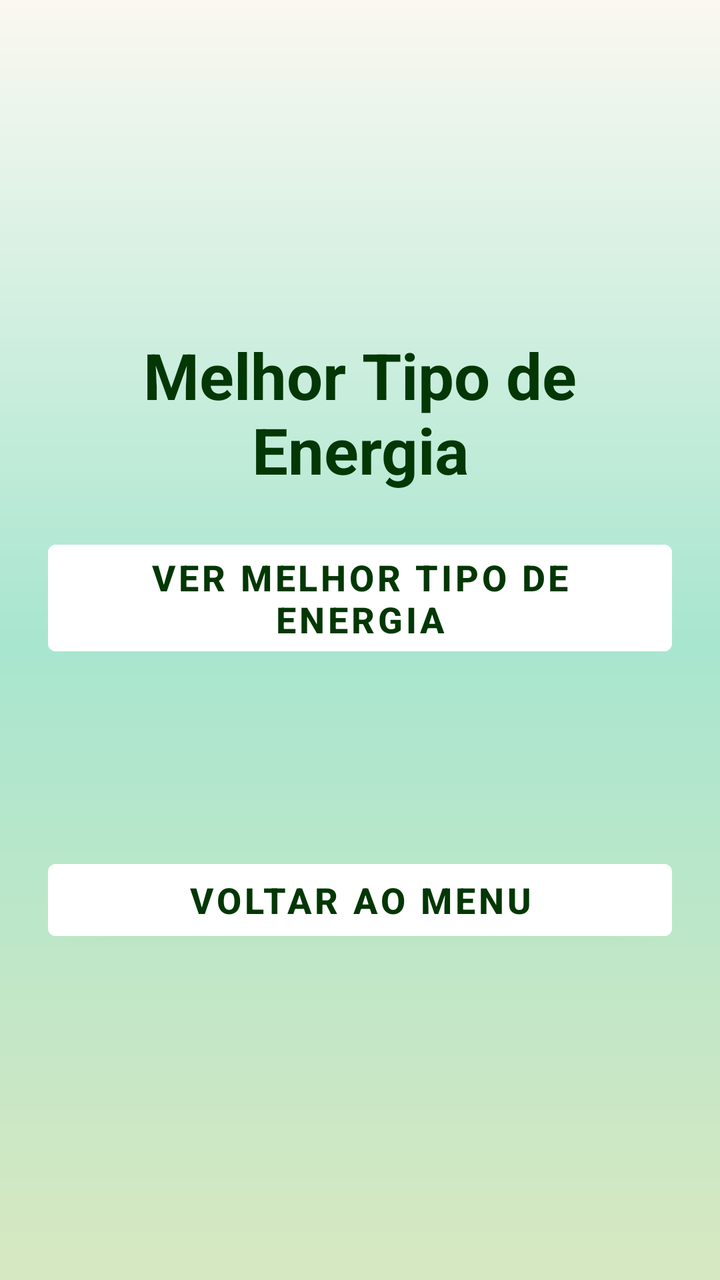
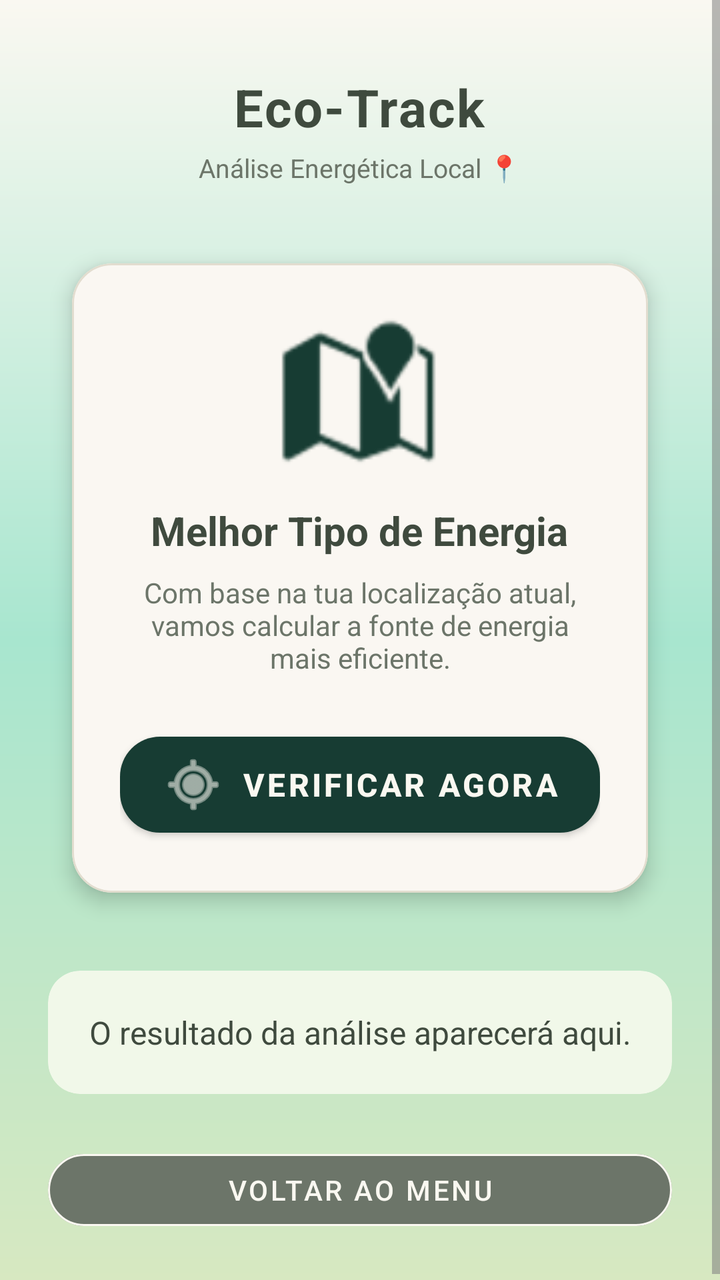

An Android layout rendered at two revisions. The XML below is the earlier revision; the diff shows what the commit changed to produce the second picture.
<!-- AndroidManifest.xml: application theme Theme.EcoTrack -->
<!-- res/layout/activity_tipo_energia.xml -->
<?xml version="1.0" encoding="utf-8"?>
<androidx.constraintlayout.widget.ConstraintLayout xmlns:android="http://schemas.android.com/apk/res/android"
    xmlns:app="http://schemas.android.com/apk/res-auto"
    xmlns:tools="http://schemas.android.com/tools"
    android:layout_width="match_parent"
    android:layout_height="match_parent"
    android:background="@drawable/gradient_verde"
    tools:context=".TipoEnergia">

    <LinearLayout
        android:layout_width="0dp"
        android:layout_height="wrap_content"
        android:orientation="vertical"
        android:gravity="center"
        android:padding="24dp"
        app:layout_constraintTop_toTopOf="parent"
        app:layout_constraintBottom_toBottomOf="parent"
        app:layout_constraintStart_toStartOf="parent"
        app:layout_constraintEnd_toEndOf="parent">

        
        <TextView
            android:id="@+id/tvTitulo"
            android:layout_width="wrap_content"
            android:layout_height="wrap_content"
            android:text="Melhor Tipo de Energia"
            android:textColor="@color/green"
            android:textSize="32sp"
            android:textStyle="bold"
            android:layout_marginBottom="20dp"
            android:gravity="center" />

        
        <Button
            android:id="@+id/btnObterLocalizacao"
            android:layout_width="match_parent"
            android:layout_height="wrap_content"
            android:text="Ver Melhor Tipo de Energia"
            android:textSize="18sp"
            android:textStyle="bold"
            android:textColor="@color/green"
            android:backgroundTint="#FFFFFF"
            android:layout_marginBottom="20dp" />

        
        <TextView
            android:id="@+id/tvResultado"
            android:layout_width="match_parent"
            android:layout_height="wrap_content"
            android:textSize="18sp"
            android:textColor="#FFFFFF"
            android:gravity="center"
            android:layout_marginBottom="30dp"
            android:padding="10dp" />

        
        <Button
            android:id="@+id/btnVoltarMenu"
            android:layout_width="match_parent"
            android:layout_height="wrap_content"
            android:text="Voltar ao Menu"
            android:textSize="18sp"
            android:textStyle="bold"
            android:textColor="@color/green"
            android:backgroundTint="#FFFFFF" />
    </LinearLayout>

</androidx.constraintlayout.widget.ConstraintLayout>
<!-- resources referenced by this layout -->
<resources>
  <color name="green">#033705</color>
  <!-- drawable gradient_verde (drawable) -->
  <shape xmlns:android="http://schemas.android.com/apk/res/android">
      <gradient
          android:startColor="@color/pastel_lightgreen"
          android:centerColor="@color/mint_start"
          android:endColor="@color/pastel_whitewarm"
          android:angle="90" />
  
      <corners android:radius="0dp" />
  </shape>
  <style name="Theme.EcoTrack" parent="Theme.MaterialComponents.Light.NoActionBar">
          
          <item name="colorPrimary">@color/colorPrimary</item>
          <item name="colorOnPrimary">@color/colorOnPrimary</item>
          <item name="colorSecondary">@color/colorSecondary</item>
          <item name="colorOnSecondary">@color/colorOnSecondary</item>
  
          
          <item name="colorOnBackground">@color/background_beige</item>
          <item name="colorSurface">@color/colorSurface</item>
          <item name="colorOnSurface">@color/colorOnSurface</item>
          <item name="android:windowBackground">@color/background_beige</item>
  
          
          <item name="colorPrimaryContainer">@color/colorPrimaryContainer</item>
          <item name="colorOnPrimaryContainer">@color/colorOnPrimaryContainer</item>
          <item name="colorSecondaryContainer">@color/colorSecondaryContainer</item>
          <item name="colorOnSecondaryContainer">@color/colorOnSecondaryContainer</item>
  
          
          <item name="colorError">@color/colorError</item>
          <item name="colorOnError">@color/colorOnError</item>
          <item name="colorErrorContainer">@color/colorErrorContainer</item>
          <item name="colorOnErrorContainer">@color/colorOnErrorContainer</item>
  
          
          <item name="colorOutline">@color/colorOutline</item>
  
          
          <item name="android:textColorPrimary">@color/text_primary</item>
          <item name="android:textColorSecondary">@color/text_secondary</item>
  
          
          <item name="android:statusBarColor">@color/colorPrimary</item>
          <item name="android:navigationBarColor">@color/background_beige</item>
      </style>
  <color name="pastel_lightgreen">#D7E8C1</color>
  <color name="mint_start">#A8E6CF</color>
  <color name="pastel_whitewarm">#FAF8F1</color>
  <color name="colorPrimary">#2E7D5B</color>
  <color name="colorOnPrimary">#FFFFFF</color>
  <color name="colorSecondary">#52644F</color>
  <color name="colorOnSecondary">#FFFFFF</color>
  <color name="background_beige">#FFFDF8</color>
  <color name="colorSurface">#FAF7F2</color>
  <color name="colorOnSurface">#3B3A37</color>
  <color name="colorPrimaryContainer">#BFE3CF</color>
  <color name="colorOnPrimaryContainer">#1A3B2C</color>
  <color name="colorSecondaryContainer">#D5E8D7</color>
  <color name="colorOnSecondaryContainer">#1F352F</color>
  <color name="colorError">#B3261E</color>
  <color name="colorOnError">#FFFFFF</color>
  <color name="colorErrorContainer">#F9DEDC</color>
  <color name="colorOnErrorContainer">#410E0B</color>
  <color name="colorOutline">#D8D2C8</color>
  <color name="text_primary">#2E2E2E</color>
  <color name="text_secondary">#7A7A7A</color>
</resources>

<!-- the commit's change to res/layout/activity_tipo_energia.xml (unified diff, before → after) -->
@@ -2,67 +2,145 @@
 <androidx.constraintlayout.widget.ConstraintLayout xmlns:android="http://schemas.android.com/apk/res/android"
     xmlns:app="http://schemas.android.com/apk/res-auto"
     xmlns:tools="http://schemas.android.com/tools"
+    android:id="@+id/main"
     android:layout_width="match_parent"
     android:layout_height="match_parent"
     android:background="@drawable/gradient_verde"
     tools:context=".TipoEnergia">
 
-    <LinearLayout
+    <ScrollView
+        android:id="@+id/scroll"
         android:layout_width="0dp"
-        android:layout_height="wrap_content"
-        android:orientation="vertical"
-        android:gravity="center"
-        android:padding="24dp"
-        app:layout_constraintTop_toTopOf="parent"
+        android:layout_height="0dp"
+        android:fillViewport="true"
         app:layout_constraintBottom_toBottomOf="parent"
+        app:layout_constraintEnd_toEndOf="parent"
         app:layout_constraintStart_toStartOf="parent"
-        app:layout_constraintEnd_toEndOf="parent">
+        app:layout_constraintTop_toTopOf="parent">
 
-        
-        <TextView
-            android:id="@+id/tvTitulo"
-            android:layout_width="wrap_content"
-            android:layout_height="wrap_content"
-            android:text="Melhor Tipo de Energia"
-            android:textColor="@color/green"
-            android:textSize="32sp"
-            android:textStyle="bold"
-            android:layout_marginBottom="20dp"
-            android:gravity="center" />
-
-        
-        <Button
-            android:id="@+id/btnObterLocalizacao"
+        <LinearLayout
             android:layout_width="match_parent"
             android:layout_height="wrap_content"
-            android:text="Ver Melhor Tipo de Energia"
-            android:textSize="18sp"
-            android:textStyle="bold"
-            android:textColor="@color/green"
-            android:backgroundTint="#FFFFFF"
-            android:layout_marginBottom="20dp" />
+            android:gravity="center_horizontal"
+            android:orientation="vertical"
+            android:padding="24dp">
 
-        
-        <TextView
-            android:id="@+id/tvResultado"
-            android:layout_width="match_parent"
-            android:layout_height="wrap_content"
-            android:textSize="18sp"
-            android:textColor="#FFFFFF"
-            android:gravity="center"
-            android:layout_marginBottom="30dp"
-            android:padding="10dp" />
+            <TextView
+                android:id="@+id/tvAppName"
+                android:layout_width="wrap_content"
+                android:layout_height="wrap_content"
+                android:layout_marginTop="12dp"
+                android:letterSpacing="0.03"
+                android:text="Eco-Track"
+                android:textColor="@color/oliveText"
+                android:textSize="26sp"
+                android:textStyle="bold" />
 
-        
-        <Button
-            android:id="@+id/btnVoltarMenu"
-            android:layout_width="match_parent"
-            android:layout_height="wrap_content"
-            android:text="Voltar ao Menu"
-            android:textSize="18sp"
-            android:textStyle="bold"
-            android:textColor="@color/green"
-            android:backgroundTint="#FFFFFF" />
-    </LinearLayout>
+            <TextView
+                android:id="@+id/tvSubtitle"
+                android:layout_width="wrap_content"
+                android:layout_height="wrap_content"
+                android:layout_marginTop="4dp"
+                android:layout_marginBottom="24dp"
+                android:text="Análise Energética Local 📍"
+                android:textColor="@color/oliveTextSoft"
+                android:textSize="13sp" />
 
+            <com.google.android.material.card.MaterialCardView
+                android:layout_width="match_parent"
+                android:layout_height="wrap_content"
+                android:layout_marginBottom="24dp"
+                app:cardCornerRadius="20dp"
+                app:cardElevation="6dp"
+                app:cardUseCompatPadding="true"
+                app:strokeColor="@color/cardStroke"
+                app:strokeWidth="1dp">
+
+                <LinearLayout
+                    android:layout_width="match_parent"
+                    android:layout_height="wrap_content"
+                    android:gravity="center_horizontal"
+                    android:orientation="vertical"
+                    android:padding="24dp">
+
+                    <ImageView
+                        android:id="@+id/imgIcon"
+                        android:layout_width="80dp"
+                        android:layout_height="80dp"
+                        android:layout_marginBottom="16dp"
+                        android:contentDescription="Ícone de Energia"
+                        android:src="@android:drawable/ic_dialog_map"
+                        app:tint="@color/onMint" />
+
+                    <TextView
+                        android:id="@+id/tvTitulo"
+                        android:layout_width="wrap_content"
+                        android:layout_height="wrap_content"
+                        android:layout_marginBottom="8dp"
+                        android:text="Melhor Tipo de Energia"
+                        android:textColor="@color/oliveText"
+                        android:textSize="20sp"
+                        android:textStyle="bold"
+                        android:gravity="center" />
+
+                    <TextView
+                        android:layout_width="wrap_content"
+                        android:layout_height="wrap_content"
+                        android:layout_marginBottom="24dp"
+                        android:gravity="center"
+                        android:text="Com base na tua localização atual, vamos calcular a fonte de energia mais eficiente."
+                        android:textColor="@color/oliveTextSoft"
+                        android:textSize="14sp" />
+
+                    <com.google.android.material.button.MaterialButton
+                        android:id="@+id/btnObterLocalizacao"
+                        android:layout_width="match_parent"
+                        android:layout_height="60dp"
+                        android:text="Verificar Agora"
+                        android:textColor="@color/pastel_whitewarm"
+                        android:textSize="16sp"
+                        android:textStyle="bold"
+                        app:backgroundTint="@color/onMint"
+                        app:cornerRadius="20dp"
+                        app:icon="@android:drawable/ic_menu_mylocation"
+                        app:iconGravity="textStart"
+                        app:iconTint="@color/pastel_whitewarm" />
+
+                </LinearLayout>
+            </com.google.android.material.card.MaterialCardView>
+
+            <com.google.android.material.card.MaterialCardView
+                android:layout_width="match_parent"
+                android:layout_height="wrap_content"
+                android:layout_marginBottom="24dp"
+                app:cardBackgroundColor="#F1F8E9"
+                app:cardCornerRadius="16dp"
+                app:cardElevation="0dp"
+                app:strokeWidth="0dp">
+
+                <TextView
+                    android:id="@+id/tvResultado"
+                    android:layout_width="match_parent"
+                    android:layout_height="wrap_content"
+                    android:padding="20dp"
+                    android:gravity="center"
+                    android:text="O resultado da análise aparecerá aqui."
+                    android:textColor="@color/oliveText"
+                    android:textSize="16sp" />
+            </com.google.android.material.card.MaterialCardView>
+
+            <com.google.android.material.button.MaterialButton
+                android:id="@+id/btnVoltarMenu"
+                style="@style/Widget.MaterialComponents.Button.OutlinedButton"
+                android:layout_width="match_parent"
+                android:layout_height="wrap_content"
+                android:text="Voltar ao Menu"
+                android:textColor="@color/pastel_whitewarm"
+                app:backgroundTint="@color/oliveTextSoft"
+                app:cornerRadius="20dp"
+                app:strokeColor="@color/pastel_whitewarm"
+                app:strokeWidth="1dp" />
+
+        </LinearLayout>
+    </ScrollView>
 </androidx.constraintlayout.widget.ConstraintLayout>
<!-- resource entries referenced after the edit -->
@@ -1,6 +1,9 @@
 <!-- resources referenced by this layout -->
 <resources>
-  <color name="green">#033705</color>
+  <color name="cardStroke">#E2DDCF</color>
+  <color name="oliveText">#3F4A3E</color>
+  <color name="oliveTextSoft">#6C7569</color>
+  <color name="onMint">#173C33</color>
   <!-- drawable gradient_verde (drawable) -->
   <shape xmlns:android="http://schemas.android.com/apk/res/android">
       <gradient
